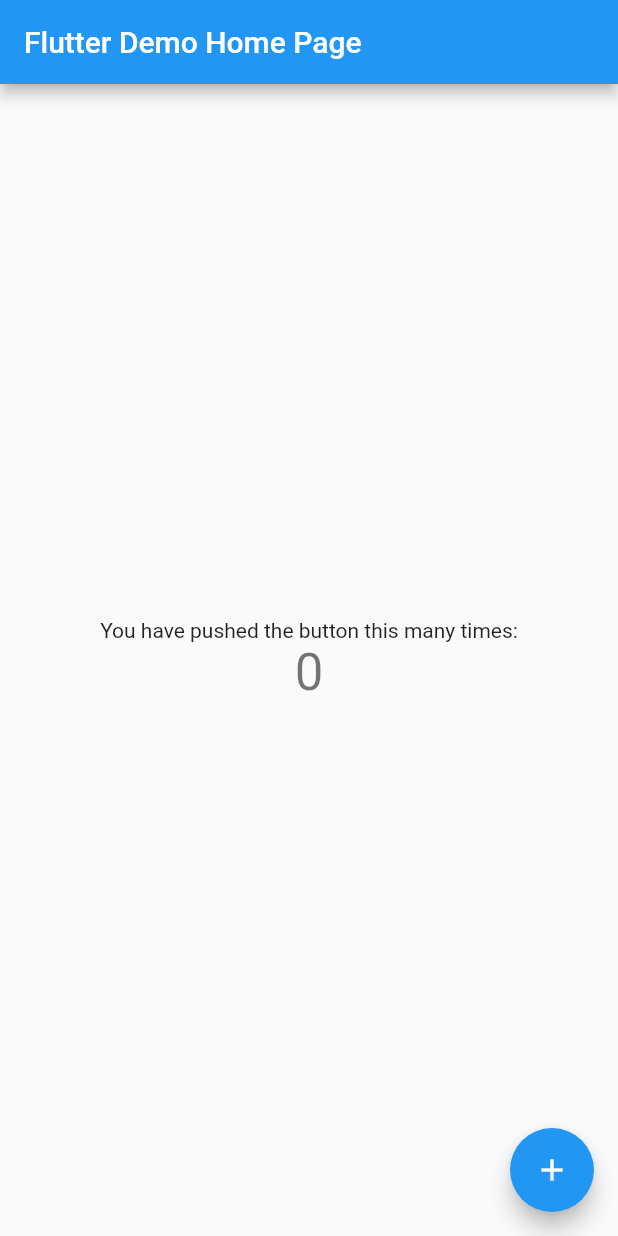
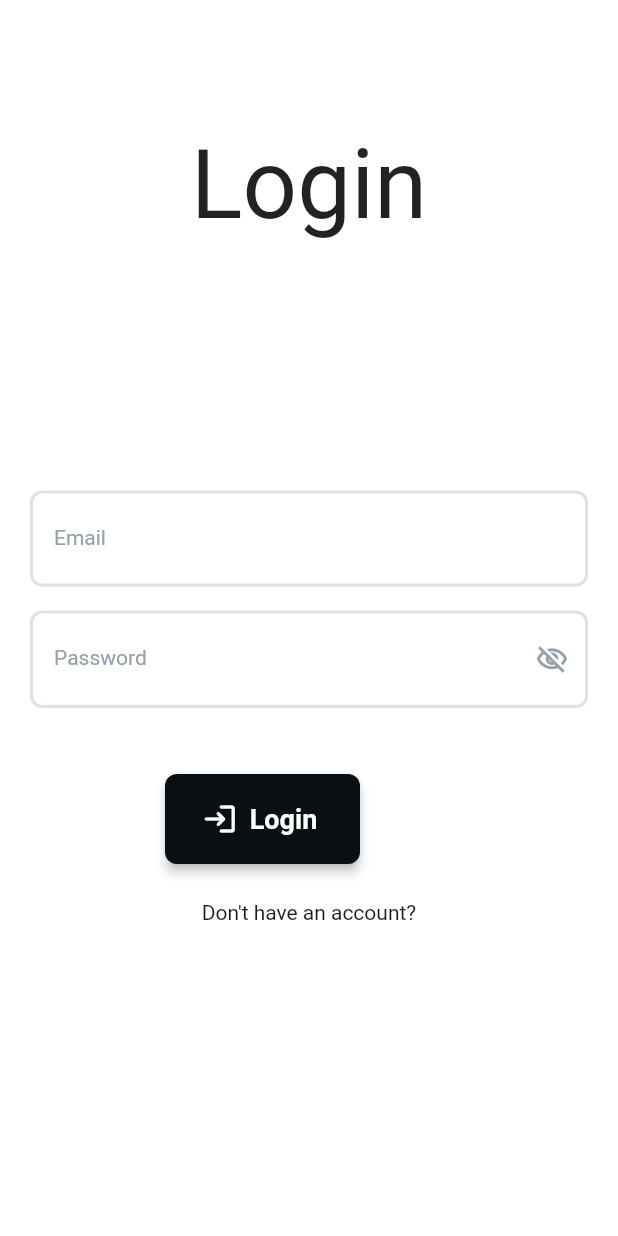
Before and after one commit to jokev106/Calowrie, a Flutter app: the screen it shows after launch, on a phone screen of 412 x 824 dp. Run offline on Flutter 3.47's test engine with Material 2 defaults, Android fonts, the phone set to English and light mode, and no system bars; our stand-ins replace google_fonts; Roboto replaces fonts that are missing (Lexend Deca, Lexend Duca, Poopins).

Commit message:
Login Page kurang sedikit

```diff
--- a/lib/main.dart
+++ b/lib/main.dart
@@ -1,115 +1,36 @@
+import 'dart:io';
+
+import 'package:flutter/foundation.dart';
 import 'package:flutter/material.dart';
+import 'package:calowrie/shared/shared.dart';
+import 'package:calowrie/views/pages/pages.dart';
 
-void main() {
+void enablePlatformOverrideForDekstop(){
+  if(!kIsWeb && (Platform.isMacOS || Platform.isWindows ||Platform.isLinux)){
+    debugDefaultTargetPlatformOverride = TargetPlatform.fuchsia;
+  }
+}
+void main() async{
+  enablePlatformOverrideForDekstop();
+  WidgetsFlutterBinding.ensureInitialized();
   runApp(const MyApp());
 }
 
+
 class MyApp extends StatelessWidget {
   const MyApp({Key? key}) : super(key: key);
-
   // This widget is the root of your application.
   @override
   Widget build(BuildContext context) {
     return MaterialApp(
-      title: 'Flutter Demo',
-      theme: ThemeData(
-        // This is the theme of your application.
-        //
-        // Try running your application with "flutter run". You'll see the
-        // application has a blue toolbar. Then, without quitting the app, try
-        // changing the primarySwatch below to Colors.green and then invoke
-        // "hot reload" (press "r" in the console where you ran "flutter run",
-        // or simply save your changes to "hot reload" in a Flutter IDE).
-        // Notice that the counter didn't reset back to zero; the application
-        // is not restarted.
-        primarySwatch: Colors.blue,
-      ),
-      home: const MyHomePage(title: 'Flutter Demo Home Page'),
+      debugShowCheckedModeBanner: false,
+      title: "Calowrie",
+      theme: MyTheme.myTheme(),
+      initialRoute: '/',
+      routes: {
+         '/': (context) => const Login(),
+         Login.routeName: (context) => const Login(),
+      },
     );
   }
 }
-
-class MyHomePage extends StatefulWidget {
-  const MyHomePage({Key? key, required this.title}) : super(key: key);
-
-  // This widget is the home page of your application. It is stateful, meaning
-  // that it has a State object (defined below) that contains fields that affect
-  // how it looks.
-
-  // This class is the configuration for the state. It holds the values (in this
-  // case the title) provided by the parent (in this case the App widget) and
-  // used by the build method of the State. Fields in a Widget subclass are
-  // always marked "final".
-
-  final String title;
-
-  @override
-  State<MyHomePage> createState() => _MyHomePageState();
-}
-
-class _MyHomePageState extends State<MyHomePage> {
-  int _counter = 0;
-
-  void _incrementCounter() {
-    setState(() {
-      // This call to setState tells the Flutter framework that something has
-      // changed in this State, which causes it to rerun the build method below
-      // so that the display can reflect the updated values. If we changed
-      // _counter without calling setState(), then the build method would not be
-      // called again, and so nothing would appear to happen.
-      _counter++;
-    });
-  }
-
-  @override
-  Widget build(BuildContext context) {
-    // This method is rerun every time setState is called, for instance as done
-    // by the _incrementCounter method above.
-    //
-    // The Flutter framework has been optimized to make rerunning build methods
-    // fast, so that you can just rebuild anything that needs updating rather
-    // than having to individually change instances of widgets.
-    return Scaffold(
-      appBar: AppBar(
-        // Here we take the value from the MyHomePage object that was created by
-        // the App.build method, and use it to set our appbar title.
-        title: Text(widget.title),
-      ),
-      body: Center(
-        // Center is a layout widget. It takes a single child and positions it
-        // in the middle of the parent.
-        child: Column(
-          // Column is also a layout widget. It takes a list of children and
-          // arranges them vertically. By default, it sizes itself to fit its
-          // children horizontally, and tries to be as tall as its parent.
-          //
-          // Invoke "debug painting" (press "p" in the console, choose the
-          // "Toggle Debug Paint" action from the Flutter Inspector in Android
-          // Studio, or the "Toggle Debug Paint" command in Visual Studio Code)
-          // to see the wireframe for each widget.
-          //
-          // Column has various properties to control how it sizes itself and
-          // how it positions its children. Here we use mainAxisAlignment to
-          // center the children vertically; the main axis here is the vertical
-          // axis because Columns are vertical (the cross axis would be
-          // horizontal).
-          mainAxisAlignment: MainAxisAlignment.center,
-          children: <Widget>[
-            const Text(
-              'You have pushed the button this many times:',
-            ),
-            Text(
-              '$_counter',
-              style: Theme.of(context).textTheme.headline4,
-            ),
-          ],
-        ),
-      ),
-      floatingActionButton: FloatingActionButton(
-        onPressed: _incrementCounter,
-        tooltip: 'Increment',
-        child: const Icon(Icons.add),
-      ), // This trailing comma makes auto-formatting nicer for build methods.
-    );
-  }
-}
--- a/lib/views/pages/login_pages.dart
+++ b/lib/views/pages/login_pages.dart
@@ -0,0 +1,248 @@
+part of 'pages.dart';
+
+class Login extends StatefulWidget {
+  const Login({Key? key}) : super(key: key);
+  static const String routeName = "/login";
+
+  @override
+  _LoginState createState() => _LoginState();
+}
+
+class _LoginState extends State<Login> {
+
+  final emailAddressController = TextEditingController();
+  final  passwordController = TextEditingController();
+  bool passwordVisibility = false;
+
+  bool isVisible = true;
+  bool isLoading = false;
+  String email = '';
+  String password = '';
+
+   @override
+  void initState() {
+    super.initState();
+    final emailAddressController = TextEditingController();
+    final passwordController = TextEditingController();
+    passwordVisibility = false;
+  }
+
+  @override
+  Widget build(BuildContext context) {
+    return Scaffold(
+      appBar: AppBar(
+        centerTitle: true,
+        elevation: 0,
+        backgroundColor: Colors.white
+      ),
+      backgroundColor: Colors.white,
+      body:  Container(
+        width: MediaQuery.of(context).size.width,
+        height: MediaQuery.of(context).size.height * 1,
+        decoration: const BoxDecoration(
+        color: Colors.white,
+          ),
+          child:  Padding(
+            padding: const EdgeInsetsDirectional.fromSTEB(20, 0, 20, 0),
+            child: SingleChildScrollView(
+              child: Column(
+                  mainAxisSize: MainAxisSize.max,
+                  mainAxisAlignment: MainAxisAlignment.start,
+                  crossAxisAlignment: CrossAxisAlignment.center,
+                  children:  [
+                     const Padding(
+                      padding:  EdgeInsetsDirectional.fromSTEB(0, 30, 0, 150),
+                      child: Text(
+                        'Login',
+                        style: TextStyle(
+                          fontFamily: 'Poopins',
+                          fontSize: 64
+                          ),
+                      ),
+                    ),
+                    Padding(
+                      padding: const EdgeInsetsDirectional.fromSTEB(0, 16, 0, 0),
+                      child: Row(
+                        mainAxisSize: MainAxisSize.max,
+                        mainAxisAlignment: MainAxisAlignment.center,
+                        children:  [
+                          Expanded(
+                            child: TextFormField(
+                              controller: emailAddressController,
+                              obscureText: false,
+                              decoration: InputDecoration(
+                                labelText: 'Email',
+                                labelStyle: const TextStyle(
+                                  fontFamily: 'Lexend Deca',
+                                  color: Color(0xFF95A1AC),
+                                  fontSize: 14,
+                                  fontWeight: FontWeight.normal,
+                                ),
+                                hintText: 'example@mail.com',
+                                hintStyle: const TextStyle(
+                                  fontFamily: 'Lexend Deca',
+                                  color: Color(0xFF95A1AC),
+                                  fontSize: 14,
+                                  fontWeight: FontWeight.normal,
+                                ),
+                                enabledBorder: OutlineInputBorder(
+                                  borderSide: const BorderSide(
+                                    color: Color(0xFFDBE2E7),
+                                    width: 2,
+                                  ),
+                                  borderRadius: BorderRadius.circular(8),
+                                ),
+                                focusedBorder:  OutlineInputBorder(
+                                  borderSide: const BorderSide(
+                                    color: Color(0xFFDBE2E7),
+                                    width: 2,
+                                  ),
+                                  borderRadius: BorderRadius.circular(8),
+                                ),
+                                filled: true,
+                                fillColor: Colors.white,
+                                contentPadding:
+                                  const EdgeInsetsDirectional.fromSTEB(16, 24, 0, 24),
+                              ),
+                              style: const TextStyle(
+                                fontFamily: 'Lexend Deca',
+                                color: Color(0xFF2B343A),
+                                fontSize: 14,
+                                fontWeight: FontWeight.normal,
+                              ),
+                              keyboardType: TextInputType.emailAddress,
+                            )
+                          )
+                        ],
+                      ),
+                      ),
+                      Padding(padding: const EdgeInsetsDirectional.fromSTEB(0, 16, 0, 0),
+                      child: Row(
+                        mainAxisSize: MainAxisSize.max,
+                        mainAxisAlignment: MainAxisAlignment.center,
+                        children:  [
+                          Expanded(
+                            child: TextFormField(
+                              controller: passwordController,
+                              obscureText: false,
+                              decoration: InputDecoration(
+                                labelText: 'Password',
+                                labelStyle: const TextStyle(
+                                  fontFamily: 'Lexend Deca',
+                                  color: Color(0xFF95A1AC),
+                                  fontSize: 14,
+                                  fontWeight: FontWeight.normal,
+                                ),
+                                hintText: 'Your Password',
+                                hintStyle: const TextStyle(
+                                  fontFamily: 'Lexend Deca',
+                                  color: Color(0xFF95A1AC),
+                                  fontSize: 14,
+                                  fontWeight: FontWeight.normal,
+                                ),
+                                enabledBorder: OutlineInputBorder(
+                                  borderSide: const BorderSide(
+                                    color: Color(0xFFDBE2E7),
+                                    width: 2,
+                                  ),
+                                  borderRadius: BorderRadius.circular(8),
+                                ),
+                                focusedBorder:  OutlineInputBorder(
+                                  borderSide: const BorderSide(
+                                    color: Color(0xFFDBE2E7),
+                                    width: 2,
+                                  ),
+                                  borderRadius: BorderRadius.circular(8),
+                                ),
+                                filled: true,
+                                fillColor: Colors.white,
+                                contentPadding:
+                                  const EdgeInsetsDirectional.fromSTEB(16, 24, 24, 24),
+                                  suffixIcon: InkWell(
+                                    onTap: () => setState(
+                                      () => passwordVisibility = !passwordVisibility,
+                                    ),
+                                    child: Icon(
+                                      passwordVisibility
+                                          ? Icons.visibility_outlined
+                                          : Icons.visibility_off_outlined,
+                                      color: const Color(0xFF95A1AC),
+                                      size: 22,
+                                    ),
+                                  ),
+                              ),
+                              style: const TextStyle(
+                                fontFamily: 'Lexend Deca',
+                                color: Color(0xFF2B343A),
+                                fontSize: 14,
+                                fontWeight: FontWeight.normal,
+                              ),
+                              keyboardType: TextInputType.visiblePassword,
+                            ),
+                          ),
+                        ],
+                      ),
+                      ),
+                      Padding(
+                        padding: const EdgeInsetsDirectional.fromSTEB(0, 24, 0, 0),
+                        child: Row(
+                          mainAxisSize: MainAxisSize.max,
+                          mainAxisAlignment: MainAxisAlignment.spaceBetween,
+                          children: [
+                            Padding(
+                              padding: const EdgeInsetsDirectional.fromSTEB(90, 20, 0, 0),
+                              child:  ElevatedButton.icon(
+                                label: const Text("Login",
+                                style: TextStyle(
+                                    fontFamily: 'Lexend Duca',
+                                    color: Colors.white,
+                                    fontSize: 18,
+                                    fontWeight: FontWeight.bold,
+                                  ),
+                                ),
+                                style:  ElevatedButton.styleFrom(
+                                  primary: const Color(0xFF090F13),
+                                  elevation: 3,
+                                  minimumSize: const Size(130, 60),
+                                  side: const BorderSide(
+                                    color: Colors.transparent,
+                                    width: 1,
+                                  ),
+                                  shape: RoundedRectangleBorder(
+                                    borderRadius: BorderRadius.circular(8),
+                                  ),
+                                ),
+                                icon: const Icon(
+                                  Icons.login_rounded,
+                                  color: Colors.white,
+                                  ),
+                                onPressed: (){},
+                              ),
+                              ),
+                          ],
+                        ),
+                        ),
+                        Padding(
+                          padding: const EdgeInsetsDirectional.fromSTEB(0, 24, 0, 24),
+                          child: Row(
+                            mainAxisSize: MainAxisSize.max,
+                            mainAxisAlignment: MainAxisAlignment.center,
+                            children: const [
+                               Text('Don\'t have an account?',
+                              style:  TextStyle(
+                                fontFamily: 'Lexend Deca',
+                                color: Color(0xFF1B1B1B),
+                                fontSize: 14,
+                                fontWeight: FontWeight.normal
+                              ),
+                              ),
+                          ],),
+                          ),
+                  ],
+              ),
+            ),
+          ),
+       )
+    );
+  }
+}
--- a/lib/views/pages/pages.dart
+++ b/lib/views/pages/pages.dart
@@ -0,0 +1,11 @@
+
+import 'dart:ui';
+
+import 'package:flutter/cupertino.dart';
+import 'package:flutter/material.dart';
+import 'package:flutter/painting.dart';
+import 'package:flutter/rendering.dart';
+import 'package:flutter/services.dart';
+import 'package:flutter/widgets.dart';
+// part 'SplashPages.dart';
+part 'login_pages.dart';
```
Also changed, not shown: pubspec.yaml (+13 -6 lines), pubspec.lock.
